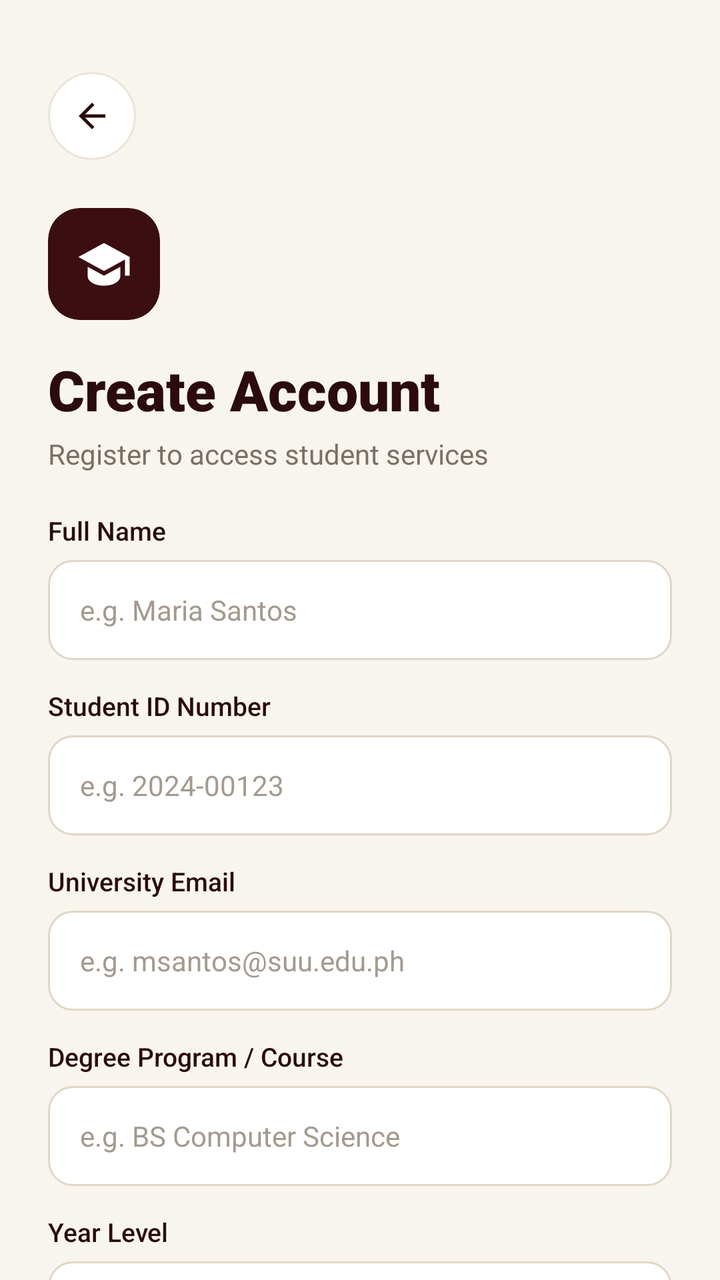
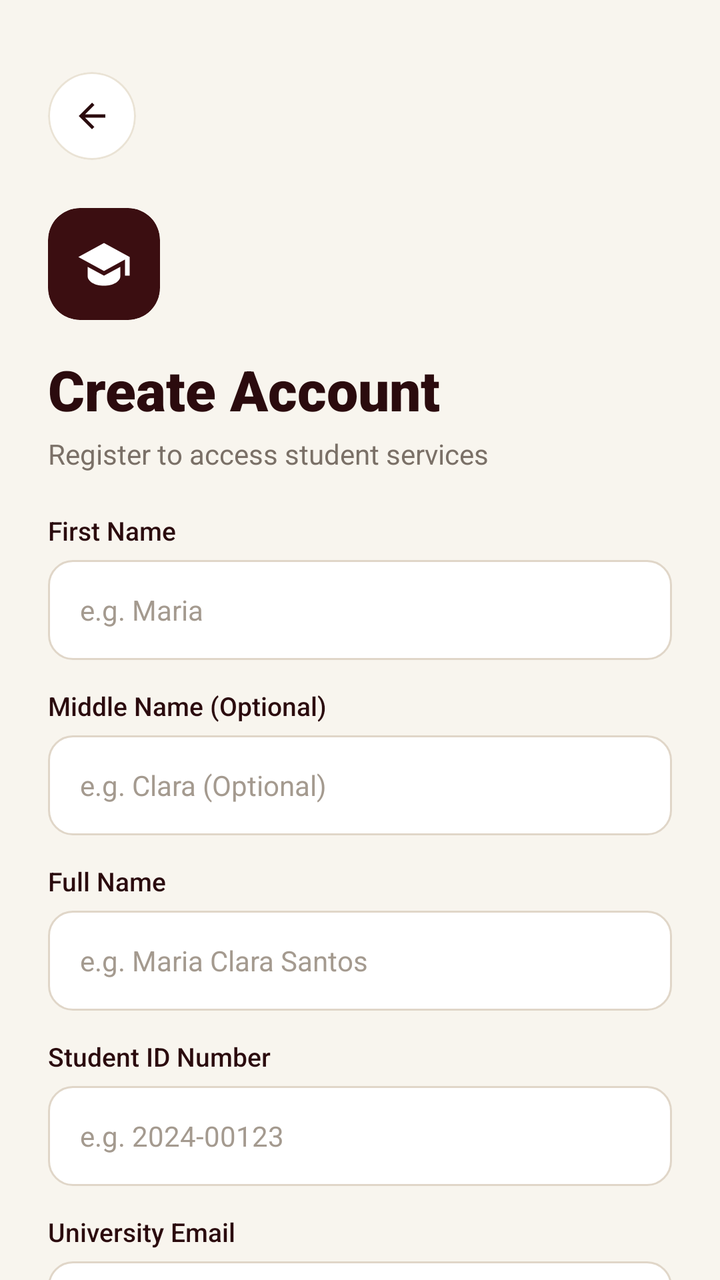

An Android layout rendered at two revisions. The XML below is the earlier revision; the diff shows what the commit changed to produce the second picture.
<!-- AndroidManifest.xml: application theme Theme.StudentLife -->
<!-- res/layout/activity_register.xml -->
<?xml version="1.0" encoding="utf-8"?>
<androidx.core.widget.NestedScrollView xmlns:android="http://schemas.android.com/apk/res/android"
    xmlns:app="http://schemas.android.com/apk/res-auto"
    android:layout_width="match_parent"
    android:layout_height="match_parent"
    android:background="@color/background_sand"
    android:fillViewport="true">

    <LinearLayout
        android:layout_width="match_parent"
        android:layout_height="wrap_content"
        android:orientation="vertical"
        android:paddingStart="24dp"
        android:paddingTop="36dp"
        android:paddingEnd="24dp"
        android:paddingBottom="36dp">

        
        <com.google.android.material.card.MaterialCardView
            android:id="@+id/cardRegisterBack"
            android:layout_width="44dp"
            android:layout_height="44dp"
            app:cardBackgroundColor="@color/white"
            app:cardCornerRadius="22dp"
            app:cardElevation="0dp"
            app:strokeColor="@color/card_border"
            app:strokeWidth="1dp">

            <ImageView
                android:layout_width="20dp"
                android:layout_height="20dp"
                android:layout_gravity="center"
                android:src="@drawable/ic_arrow_back"
                app:tint="@color/text_primary" />
        </com.google.android.material.card.MaterialCardView>

        
        <com.google.android.material.card.MaterialCardView
            android:layout_width="56dp"
            android:layout_height="56dp"
            android:layout_marginTop="24dp"
            app:cardBackgroundColor="@color/maroon_primary"
            app:cardCornerRadius="16dp"
            app:cardElevation="0dp">

            <ImageView
                android:layout_width="28dp"
                android:layout_height="28dp"
                android:layout_gravity="center"
                android:src="@drawable/ic_mortarboard"
                app:tint="@color/white" />
        </com.google.android.material.card.MaterialCardView>

        
        <TextView
            android:layout_width="wrap_content"
            android:layout_height="wrap_content"
            android:layout_marginTop="16dp"
            android:fontFamily="sans-serif-black"
            android:text="@string/create_account"
            android:textColor="@color/text_primary"
            android:textSize="28sp"
            android:textStyle="bold" />

        <TextView
            android:layout_width="wrap_content"
            android:layout_height="wrap_content"
            android:layout_marginTop="4dp"
            android:fontFamily="sans-serif"
            android:text="@string/create_account_sub"
            android:textColor="@color/text_secondary"
            android:textSize="14sp" />

        
        <TextView
            android:layout_width="wrap_content"
            android:layout_height="wrap_content"
            android:layout_marginTop="20dp"
            android:fontFamily="sans-serif-medium"
            android:text="@string/full_name"
            android:textColor="@color/text_primary"
            android:textSize="13sp" />

        <EditText
            android:id="@+id/etRegisterName"
            android:layout_width="match_parent"
            android:layout_height="50dp"
            android:layout_marginTop="6dp"
            android:background="@drawable/bg_input_field"
            android:fontFamily="sans-serif"
            android:hint="e.g. Maria Santos"
            android:inputType="textPersonName"
            android:paddingStart="16dp"
            android:paddingEnd="16dp"
            android:textColor="@color/text_primary"
            android:textColorHint="@color/text_hint"
            android:textSize="14sp" />

        
        <TextView
            android:layout_width="wrap_content"
            android:layout_height="wrap_content"
            android:layout_marginTop="14dp"
            android:fontFamily="sans-serif-medium"
            android:text="@string/student_id"
            android:textColor="@color/text_primary"
            android:textSize="13sp" />

        <EditText
            android:id="@+id/etRegisterStudentId"
            android:layout_width="match_parent"
            android:layout_height="50dp"
            android:layout_marginTop="6dp"
            android:background="@drawable/bg_input_field"
            android:fontFamily="sans-serif"
            android:hint="e.g. 2024-00123"
            android:inputType="text"
            android:paddingStart="16dp"
            android:paddingEnd="16dp"
            android:textColor="@color/text_primary"
            android:textColorHint="@color/text_hint"
            android:textSize="14sp" />

        
        <TextView
            android:layout_width="wrap_content"
            android:layout_height="wrap_content"
            android:layout_marginTop="14dp"
            android:fontFamily="sans-serif-medium"
            android:text="@string/university_email"
            android:textColor="@color/text_primary"
            android:textSize="13sp" />

        <EditText
            android:id="@+id/etRegisterEmail"
            android:layout_width="match_parent"
            android:layout_height="50dp"
            android:layout_marginTop="6dp"
            android:background="@drawable/bg_input_field"
            android:fontFamily="sans-serif"
            android:hint="e.g. msantos@suu.edu.ph"
            android:inputType="textEmailAddress"
            android:paddingStart="16dp"
            android:paddingEnd="16dp"
            android:textColor="@color/text_primary"
            android:textColorHint="@color/text_hint"
            android:textSize="14sp" />

        
        <TextView
            android:layout_width="wrap_content"
            android:layout_height="wrap_content"
            android:layout_marginTop="14dp"
            android:fontFamily="sans-serif-medium"
            android:text="@string/course_program"
            android:textColor="@color/text_primary"
            android:textSize="13sp" />

        <EditText
            android:id="@+id/etRegisterCourse"
            android:layout_width="match_parent"
            android:layout_height="50dp"
            android:layout_marginTop="6dp"
            android:background="@drawable/bg_input_field"
            android:fontFamily="sans-serif"
            android:hint="e.g. BS Computer Science"
            android:inputType="text"
            android:paddingStart="16dp"
            android:paddingEnd="16dp"
            android:textColor="@color/text_primary"
            android:textColorHint="@color/text_hint"
            android:textSize="14sp" />

        
        <TextView
            android:layout_width="wrap_content"
            android:layout_height="wrap_content"
            android:layout_marginTop="14dp"
            android:fontFamily="sans-serif-medium"
            android:text="@string/year_level"
            android:textColor="@color/text_primary"
            android:textSize="13sp" />

        <Spinner
            android:id="@+id/spRegisterYear"
            android:layout_width="match_parent"
            android:layout_height="50dp"
            android:layout_marginTop="6dp"
            android:background="@drawable/bg_input_field"
            android:paddingStart="12dp"
            android:paddingEnd="12dp" />

        
        <TextView
            android:layout_width="wrap_content"
            android:layout_height="wrap_content"
            android:layout_marginTop="14dp"
            android:fontFamily="sans-serif-medium"
            android:text="@string/password"
            android:textColor="@color/text_primary"
            android:textSize="13sp" />

        <EditText
            android:id="@+id/etRegisterPassword"
            android:layout_width="match_parent"
            android:layout_height="50dp"
            android:layout_marginTop="6dp"
            android:background="@drawable/bg_input_field"
            android:fontFamily="sans-serif"
            android:hint="Create a secure password"
            android:inputType="textPassword"
            android:paddingStart="16dp"
            android:paddingEnd="16dp"
            android:textColor="@color/text_primary"
            android:textColorHint="@color/text_hint"
            android:textSize="14sp" />

        
        <com.google.android.material.button.MaterialButton
            android:id="@+id/btnRegisterSubmit"
            style="@style/Widget.MaterialComponents.Button"
            android:layout_width="match_parent"
            android:layout_height="54dp"
            android:layout_marginTop="24dp"
            android:backgroundTint="@color/maroon_primary"
            android:fontFamily="sans-serif-medium"
            android:text="@string/sign_up"
            android:textAllCaps="false"
            android:textColor="@color/white"
            android:textSize="16sp"
            app:cornerRadius="27dp" />

        
        <TextView
            android:id="@+id/tvGoToSignIn"
            android:layout_width="wrap_content"
            android:layout_height="wrap_content"
            android:layout_gravity="center_horizontal"
            android:layout_marginTop="16dp"
            android:fontFamily="sans-serif"
            android:text="@string/already_have_account"
            android:textColor="@color/text_secondary"
            android:textSize="14sp" />

    </LinearLayout>

</androidx.core.widget.NestedScrollView>
<!-- resources referenced by this layout -->
<resources>
  <color name="background_sand">#F8F5EE</color>
  <color name="card_border">#EAE3D5</color>
  <color name="maroon_primary">#3B0E11</color>
  <color name="text_hint">#A49A8F</color>
  <color name="text_primary">#2B0B0E</color>
  <color name="text_secondary">#7A7067</color>
  <color name="white">#FFFFFF</color>
  <!-- drawable bg_input_field (drawable) -->
  <?xml version="1.0" encoding="utf-8"?>
  <shape xmlns:android="http://schemas.android.com/apk/res/android"
      android:shape="rectangle">
      <solid android:color="@color/white" />
      <stroke
          android:width="1dp"
          android:color="#E0D6C8" />
      <corners android:radius="12dp" />
  </shape>
  <!-- drawable ic_arrow_back (drawable) -->
  <?xml version="1.0" encoding="utf-8"?>
  <vector xmlns:android="http://schemas.android.com/apk/res/android"
      android:width="24dp"
      android:height="24dp"
      android:viewportWidth="24"
      android:viewportHeight="24">
      <path
          android:fillColor="#FF000000"
          android:pathData="M20,11H7.83L13.42,5.41L12,4L4,12L12,20L13.41,18.59L7.83,13H20V11Z" />
  </vector>
  <!-- drawable ic_mortarboard (drawable) -->
  <?xml version="1.0" encoding="utf-8"?>
  <vector xmlns:android="http://schemas.android.com/apk/res/android"
      android:width="24dp"
      android:height="24dp"
      android:viewportWidth="24"
      android:viewportHeight="24">
      <path
          android:fillColor="#FF000000"
          android:pathData="M12,3L1,9L12,15L21,10.09V17H23V9M5,13.18V17.18C5,19.45 8.13,21.3 12,21.3C15.87,21.3 19,19.45 19,17.18V13.18L12,17L5,13.18Z" />
  </vector>
  <string name="already_have_account">Already have an account? Sign In</string>
  <string name="course_program">Degree Program / Course</string>
  <string name="create_account">Create Account</string>
  <string name="create_account_sub">Register to access student services</string>
  <string name="full_name">Full Name</string>
  <string name="password">Password</string>
  <string name="sign_up">Sign Up</string>
  <string name="student_id">Student ID Number</string>
  <string name="university_email">University Email</string>
  <string name="year_level">Year Level</string>
  <style name="Theme.StudentLife" parent="Theme.MaterialComponents.DayNight.NoActionBar">
          
          <item name="colorPrimary">@color/maroon_primary</item>
          <item name="colorPrimaryVariant">@color/maroon_dark</item>
          <item name="colorOnPrimary">@color/white</item>
  
          
          <item name="colorSecondary">@color/maroon_light</item>
          <item name="colorSecondaryVariant">@color/maroon_primary</item>
          <item name="colorOnSecondary">@color/white</item>
  
          
          <item name="android:statusBarColor">@color/maroon_dark</item>
          <item name="android:windowLightStatusBar">false</item>
  
          
          <item name="android:windowBackground">@color/background_sand</item>
          <item name="colorSurface">@color/surface_white</item>
          <item name="colorOnSurface">@color/text_primary</item>
  
          
          <item name="android:fontFamily">sans-serif</item>
      </style>
  <color name="maroon_dark">#2E0B0E</color>
  <color name="maroon_light">#521B20</color>
  <color name="surface_white">#FFFFFF</color>
</resources>

<!-- the commit's change to res/layout/activity_register.xml (unified diff, before → after) -->
@@ -77,18 +77,68 @@
             android:layout_height="wrap_content"
             android:layout_marginTop="20dp"
             android:fontFamily="sans-serif-medium"
+            android:text="@string/first_name"
+            android:textColor="@color/text_primary"
+            android:textSize="13sp" />
+
+        <EditText
+            android:id="@+id/etRegisterFirstName"
+            android:layout_width="match_parent"
+            android:layout_height="50dp"
+            android:layout_marginTop="6dp"
+            android:background="@drawable/bg_input_field"
+            android:fontFamily="sans-serif"
+            android:hint="@string/first_name_hint"
+            android:inputType="textPersonName"
+            android:paddingStart="16dp"
+            android:paddingEnd="16dp"
+            android:textColor="@color/text_primary"
+            android:textColorHint="@color/text_hint"
+            android:textSize="14sp" />
+
+        
+        <TextView
+            android:layout_width="wrap_content"
+            android:layout_height="wrap_content"
+            android:layout_marginTop="14dp"
+            android:fontFamily="sans-serif-medium"
+            android:text="@string/middle_name"
+            android:textColor="@color/text_primary"
+            android:textSize="13sp" />
+
+        <EditText
+            android:id="@+id/etRegisterMiddleName"
+            android:layout_width="match_parent"
+            android:layout_height="50dp"
+            android:layout_marginTop="6dp"
+            android:background="@drawable/bg_input_field"
+            android:fontFamily="sans-serif"
+            android:hint="@string/middle_name_hint"
+            android:inputType="textPersonName"
+            android:paddingStart="16dp"
+            android:paddingEnd="16dp"
+            android:textColor="@color/text_primary"
+            android:textColorHint="@color/text_hint"
+            android:textSize="14sp" />
+
+        
+        <TextView
+            android:layout_width="wrap_content"
+            android:layout_height="wrap_content"
+            android:layout_marginTop="14dp"
+            android:fontFamily="sans-serif-medium"
             android:text="@string/full_name"
             android:textColor="@color/text_primary"
             android:textSize="13sp" />
 
         <EditText
-            android:id="@+id/etRegisterName"
-            android:layout_width="match_parent"
-            android:layout_height="50dp"
-            android:layout_marginTop="6dp"
-            android:background="@drawable/bg_input_field"
-            android:fontFamily="sans-serif"
-            android:hint="e.g. Maria Santos"
+            android:id="@+id/etRegisterFullName"
+            android:layout_width="match_parent"
+            android:layout_height="50dp"
+            android:layout_marginTop="6dp"
+            android:background="@drawable/bg_input_field"
+            android:fontFamily="sans-serif"
+            android:hint="@string/full_name_hint"
             android:inputType="textPersonName"
             android:paddingStart="16dp"
             android:paddingEnd="16dp"
@@ -145,50 +195,6 @@
             android:textColor="@color/text_primary"
             android:textColorHint="@color/text_hint"
             android:textSize="14sp" />
-
-        
-        <TextView
-            android:layout_width="wrap_content"
-            android:layout_height="wrap_content"
-            android:layout_marginTop="14dp"
-            android:fontFamily="sans-serif-medium"
-            android:text="@string/course_program"
-            android:textColor="@color/text_primary"
-            android:textSize="13sp" />
-
-        <EditText
-            android:id="@+id/etRegisterCourse"
-            android:layout_width="match_parent"
-            android:layout_height="50dp"
-            android:layout_marginTop="6dp"
-            android:background="@drawable/bg_input_field"
-            android:fontFamily="sans-serif"
-            android:hint="e.g. BS Computer Science"
-            android:inputType="text"
-            android:paddingStart="16dp"
-            android:paddingEnd="16dp"
-            android:textColor="@color/text_primary"
-            android:textColorHint="@color/text_hint"
-            android:textSize="14sp" />
-
-        
-        <TextView
-            android:layout_width="wrap_content"
-            android:layout_height="wrap_content"
-            android:layout_marginTop="14dp"
-            android:fontFamily="sans-serif-medium"
-            android:text="@string/year_level"
-            android:textColor="@color/text_primary"
-            android:textSize="13sp" />
-
-        <Spinner
-            android:id="@+id/spRegisterYear"
-            android:layout_width="match_parent"
-            android:layout_height="50dp"
-            android:layout_marginTop="6dp"
-            android:background="@drawable/bg_input_field"
-            android:paddingStart="12dp"
-            android:paddingEnd="12dp" />
 
         
         <TextView
<!-- resource entries referenced after the edit -->
@@ -40,15 +40,18 @@
           android:pathData="M12,3L1,9L12,15L21,10.09V17H23V9M5,13.18V17.18C5,19.45 8.13,21.3 12,21.3C15.87,21.3 19,19.45 19,17.18V13.18L12,17L5,13.18Z" />
   </vector>
   <string name="already_have_account">Already have an account? Sign In</string>
-  <string name="course_program">Degree Program / Course</string>
   <string name="create_account">Create Account</string>
   <string name="create_account_sub">Register to access student services</string>
+  <string name="first_name">First Name</string>
+  <string name="first_name_hint">e.g. Maria</string>
   <string name="full_name">Full Name</string>
+  <string name="full_name_hint">e.g. Maria Clara Santos</string>
+  <string name="middle_name">Middle Name (Optional)</string>
+  <string name="middle_name_hint">e.g. Clara (Optional)</string>
   <string name="password">Password</string>
   <string name="sign_up">Sign Up</string>
   <string name="student_id">Student ID Number</string>
   <string name="university_email">University Email</string>
-  <string name="year_level">Year Level</string>
   <style name="Theme.StudentLife" parent="Theme.MaterialComponents.DayNight.NoActionBar">
           
           <item name="colorPrimary">@color/maroon_primary</item>
